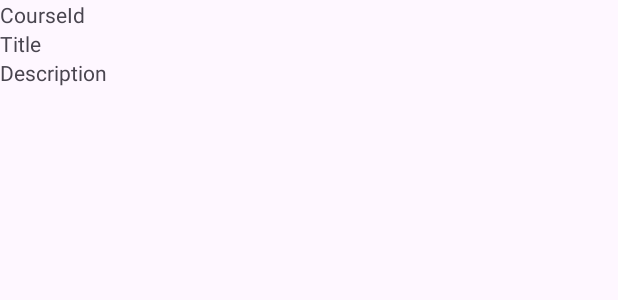
After one commit to Christiannaira/my_mini_brain, an Android app: the layout activity_course.xml on its own in the app's theme, with its tools: preview values and no code run, on a phone screen of 412 x 824 dp. The commit adds this screen. Shown: the top 300 px of the screen. Run offline under Robolectric (Android 15) with nearby library versions, the phone set to English and light mode, and no system bars.

Commit message:
feat: displayed and set an algorithm for courseId

```diff
--- a/app/src/main/java/com/example/myminibrain/MyAdapter.java
+++ b/app/src/main/java/com/example/myminibrain/MyAdapter.java
@@ -34,7 +34,7 @@ public class MyAdapter extends RecyclerView.Adapter<MyViewHolder> {
         String title = items.get(position).getCourseTitle();
         String des = items.get(position).getCourseDes();
 
-        holder.bindData(title, des);
+        holder.bindData(title, des, position);
 
     }
 
--- /dev/null
+++ b/app/src/main/res/layout/activity_course.xml
@@ -0,0 +1,33 @@
+<?xml version="1.0" encoding="utf-8"?>
+<LinearLayout
+    xmlns:android="http://schemas.android.com/apk/res/android"
+    xmlns:tools="http://schemas.android.com/tools"
+    xmlns:app="http://schemas.android.com/apk/res-auto"
+    android:id="@+id/main"
+    android:layout_width="match_parent"
+    android:layout_height="match_parent"
+    tools:context=".CourseActivity"
+    android:orientation="vertical"
+    >
+
+
+    <TextView
+        android:id="@+id/courseId"
+        android:layout_width="match_parent"
+        android:layout_height="wrap_content"
+        android:text="CourseId"/>
+
+    <TextView
+        android:id="@+id/title"
+        android:layout_width="match_parent"
+        android:layout_height="wrap_content"
+        android:text="Title"/>
+
+    <TextView
+        android:id="@+id/description"
+        android:layout_width="match_parent"
+        android:layout_height="wrap_content"
+        android:text="Description"/>
+
+
+  </LinearLayout>
```
Also changed, not shown: app/src/main/AndroidManifest.xml (+6 -3 lines), app/src/main/java/com/example/myminibrain/CourseActivity.java (added, +45 -0 lines), app/src/main/java/com/example/myminibrain/MyViewHolder.java (+13 -2 lines).
